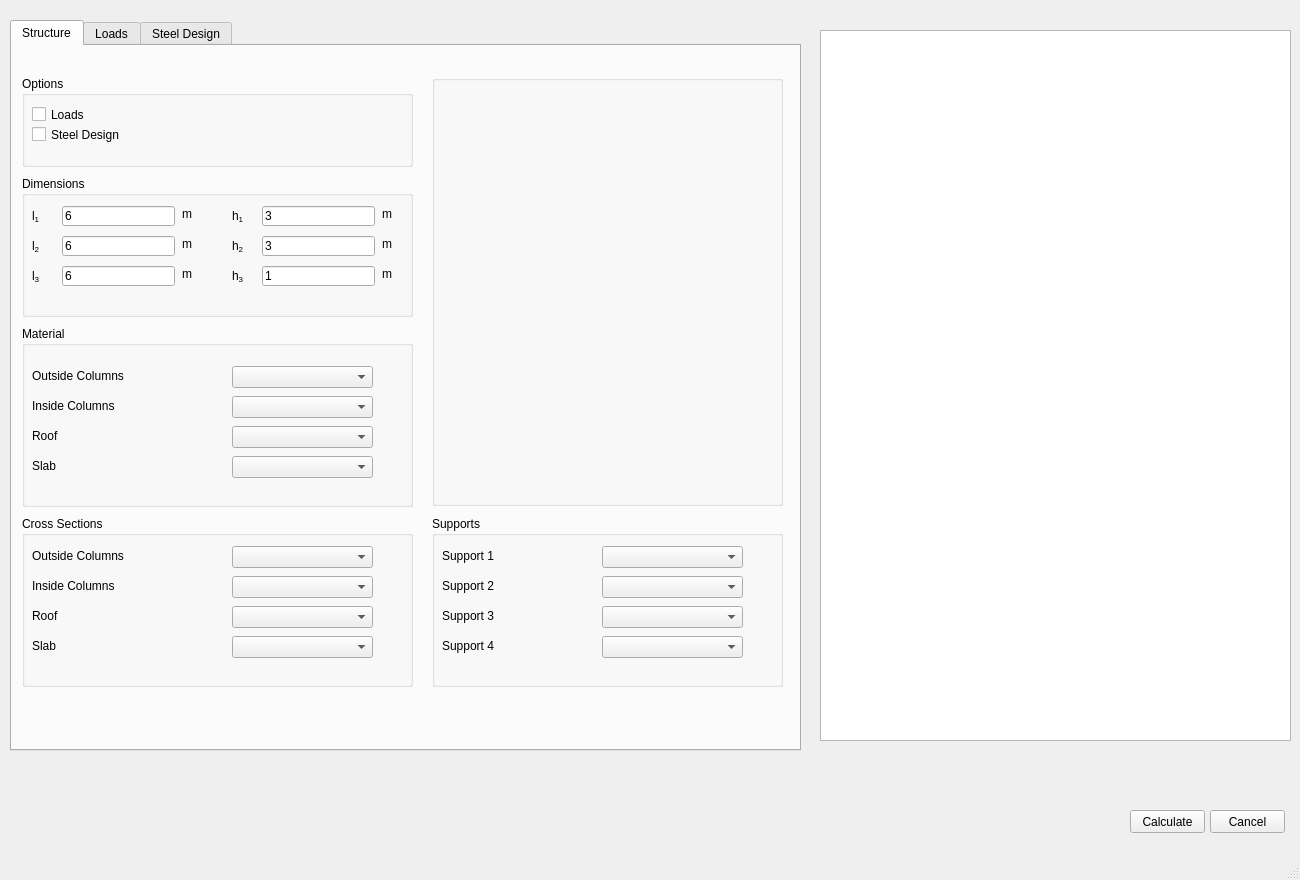
dlubal-software/RFEM_Python_Client, file Examples/FrameGenerator_2D/MyApp.ui: the form before one commit.
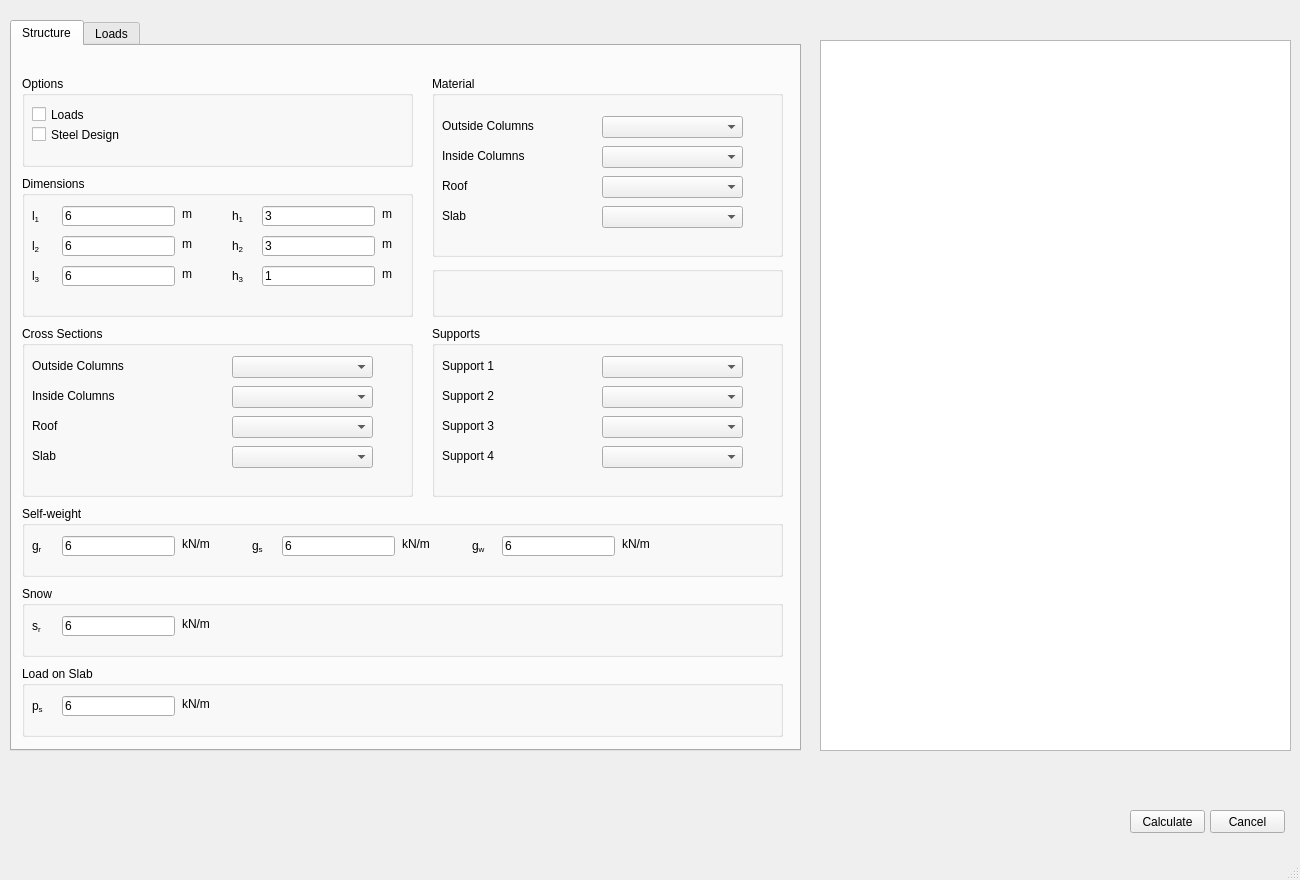
The form after the commit.

Diff of the .ui file:
```diff
--- a/Examples/FrameGenerator_2D/MyApp.ui
+++ b/Examples/FrameGenerator_2D/MyApp.ui
@@ -349,7 +349,7 @@
       <property name="geometry">
        <rect>
         <x>10</x>
-        <y>470</y>
+        <y>280</y>
         <width>391</width>
         <height>171</height>
        </rect>
@@ -454,7 +454,7 @@
       <property name="geometry">
        <rect>
         <x>420</x>
-        <y>470</y>
+        <y>280</y>
         <width>351</width>
         <height>171</height>
        </rect>
@@ -558,9 +558,9 @@
      <widget class="QGroupBox" name="groupBox_5">
       <property name="geometry">
        <rect>
-        <x>10</x>
-        <y>280</y>
-        <width>391</width>
+        <x>420</x>
+        <y>30</y>
+        <width>351</width>
         <height>181</height>
        </rect>
       </property>
@@ -583,7 +583,7 @@
       <widget class="QComboBox" name="comboBox_Material_o_c">
        <property name="geometry">
         <rect>
-         <x>210</x>
+         <x>170</x>
          <y>40</y>
          <width>141</width>
          <height>22</height>
@@ -596,7 +596,7 @@
       <widget class="QComboBox" name="comboBox_Material_i_c">
        <property name="geometry">
         <rect>
-         <x>210</x>
+         <x>170</x>
          <y>70</y>
          <width>141</width>
          <height>22</height>
@@ -619,7 +619,7 @@
       <widget class="QComboBox" name="comboBox_Material_r">
        <property name="geometry">
         <rect>
-         <x>210</x>
+         <x>170</x>
          <y>100</y>
          <width>141</width>
          <height>22</height>
@@ -642,7 +642,7 @@
       <widget class="QComboBox" name="comboBox_Material_s">
        <property name="geometry">
         <rect>
-         <x>210</x>
+         <x>170</x>
          <y>130</y>
          <width>141</width>
          <height>22</height>
@@ -667,25 +667,20 @@
       <property name="geometry">
        <rect>
         <x>420</x>
-        <y>29</y>
+        <y>220</y>
         <width>351</width>
-        <height>431</height>
+        <height>51</height>
        </rect>
       </property>
       <property name="title">
        <string/>
       </property>
      </widget>
-    </widget>
-    <widget class="QWidget" name="Loads">
-     <attribute name="title">
-      <string>Loads</string>
-     </attribute>
      <widget class="QGroupBox" name="groupBox_7">
       <property name="geometry">
        <rect>
         <x>10</x>
-        <y>30</y>
+        <y>460</y>
         <width>761</width>
         <height>71</height>
        </rect>
@@ -815,7 +810,7 @@
       <property name="geometry">
        <rect>
         <x>10</x>
-        <y>110</y>
+        <y>540</y>
         <width>761</width>
         <height>71</height>
        </rect>
@@ -867,7 +862,7 @@
       <property name="geometry">
        <rect>
         <x>10</x>
-        <y>190</y>
+        <y>620</y>
         <width>761</width>
         <height>71</height>
        </rect>
@@ -888,7 +883,7 @@
         <string>6</string>
        </property>
       </widget>
-      <widget class="QLabel" name="label_39">
+      <widget class="QLabel" name="label_41">
        <property name="geometry">
         <rect>
          <x>10</x>
@@ -901,7 +896,7 @@
         <string>&lt;html&gt;&lt;head/&gt;&lt;body&gt;&lt;p&gt;p&lt;span style=&quot; vertical-align:sub;&quot;&gt;s&lt;/span&gt;&lt;/p&gt;&lt;/body&gt;&lt;/html&gt;</string>
        </property>
       </widget>
-      <widget class="QLabel" name="label_40">
+      <widget class="QLabel" name="label_42">
        <property name="geometry">
         <rect>
          <x>160</x>
@@ -916,9 +911,9 @@
       </widget>
      </widget>
     </widget>
-    <widget class="QWidget" name="SteelDesign">
+    <widget class="QWidget" name="Loads">
      <attribute name="title">
-      <string>Steel Design</string>
+      <string>Loads</string>
      </attribute>
     </widget>
    </widget>
@@ -926,7 +921,7 @@
     <property name="geometry">
      <rect>
       <x>820</x>
-      <y>30</y>
+      <y>40</y>
       <width>471</width>
       <height>711</height>
      </rect>
```
